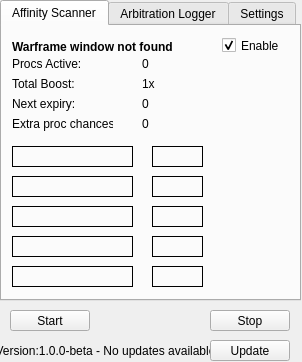
First picture: the form in form.ui, repository Funklebump/Smeeta-Tracker, before the edit.
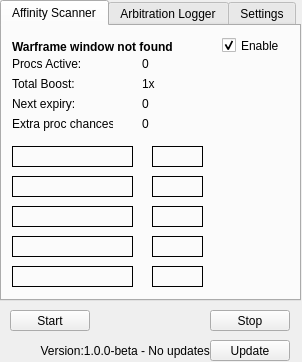
Second picture: the form after the edit.

```diff
--- a/form.ui
+++ b/form.ui
@@ -1199,9 +1199,9 @@
   <widget class="QLabel" name="version_label">
    <property name="geometry">
     <rect>
-     <x>0</x>
+     <x>10</x>
      <y>340</y>
-     <width>211</width>
+     <width>281</width>
      <height>21</height>
     </rect>
    </property>
```
